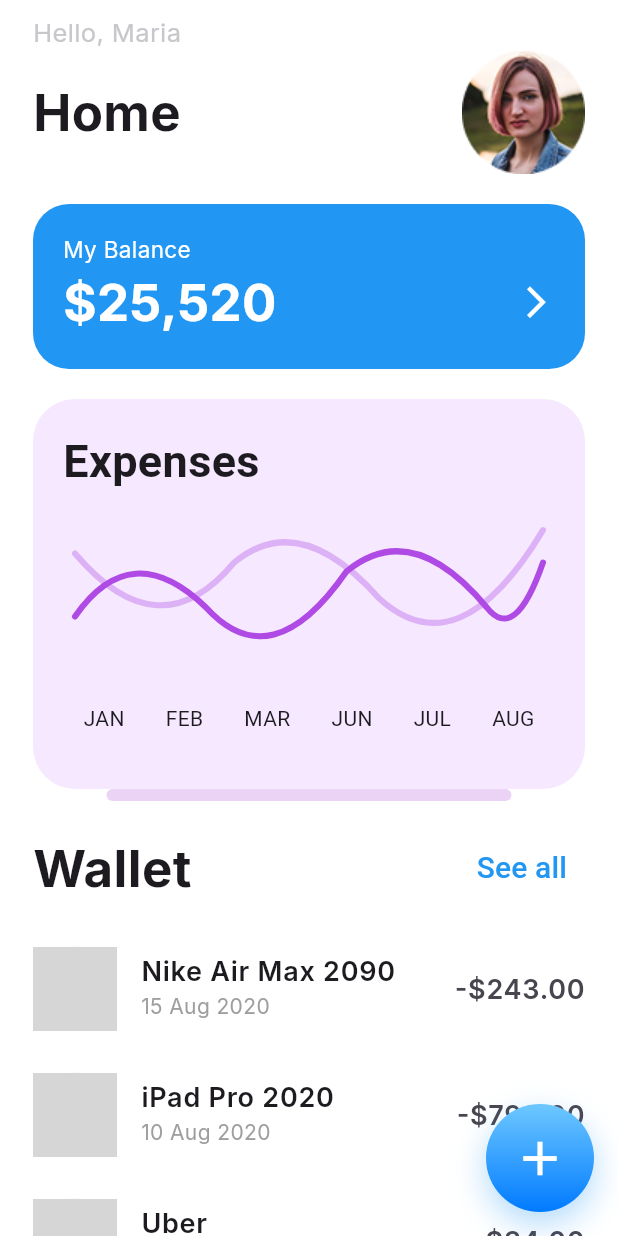
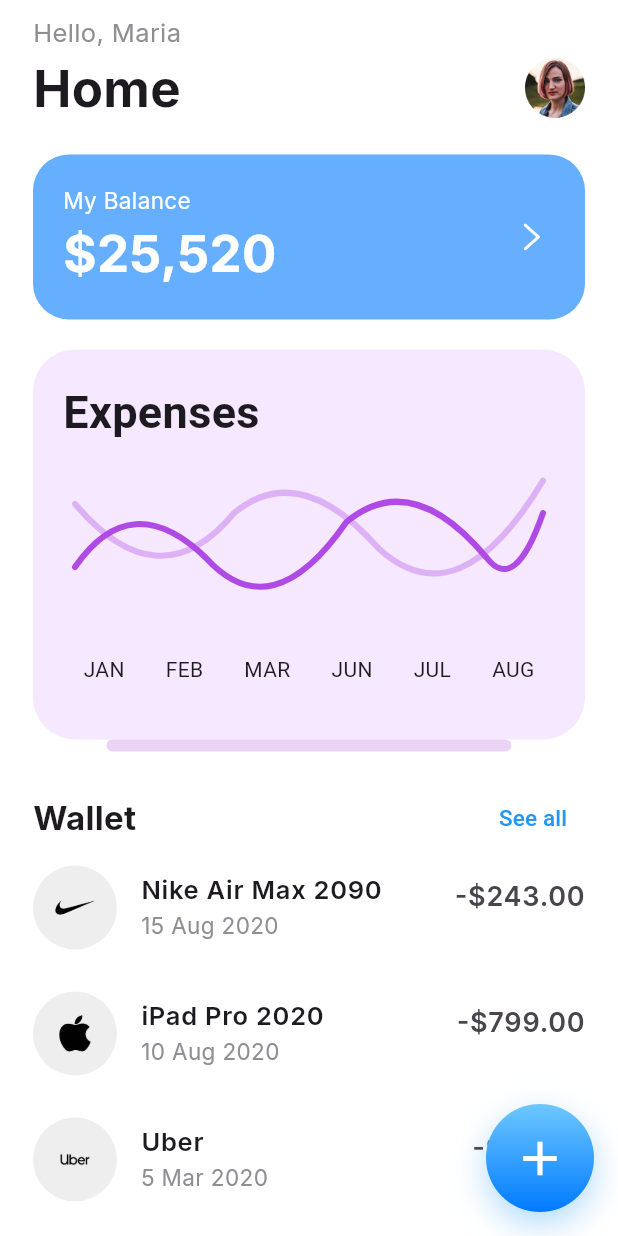
Before and after one commit to sammyweb22/clothing_flutter, a Flutter app: the ReceiptScreen screen opened by its route, after a tap on "Home", on a phone screen of 412 x 824 dp. Run offline on Flutter 3.47's test engine with Material 3 defaults, Android fonts, the light colour scheme and no system bars; our stand-ins replace flutter_svg, gap, google_fonts; grey boxes are pictures that could not be loaded.

Commit message:
Update home screen and wallet widgets
Convert HomeScreen to StatefulWidget with balance visibility toggle, and tweak get_started, buttons, transactions, and wallet_header widgets.

```diff
--- a/lib/get_started.dart
+++ b/lib/get_started.dart
@@ -46,18 +46,21 @@
                     const Gap(40),
                     Image.asset("assets/images/expenio.png"),
                     const Gap(40),
-                    Text(
-                      'Going cashless has never been this easier with the world’s most leading expense manager.',
-                      textAlign: TextAlign.center,
-                      style: GoogleFonts.inter(
-                        fontSize: 17,
-                        color: Color(0xFFAEAEB2),
+                    Padding(
+                      padding: const EdgeInsets.symmetric(horizontal: 5.0),
+                      child: Text(
+                        'Going cashless has never been this easier with the world’s most leading expense manager.',
+                        textAlign: TextAlign.center,
+                        style: GoogleFonts.inter(
+                          fontSize: 17,
+                          color: Color(0xFFAEAEB2),
+                        ),
                       ),
                     ),
                     Spacer(),
                     // TextButton(onPressed: () => {}, child: Text('Get Started')),
                     CustomButton(
-                      title: "Get started",
+                      title: "Get Started",
                       onPressed: () {
                         Navigator.pushReplacementNamed(context, '/home');
                       },
--- a/lib/home_screen.dart
+++ b/lib/home_screen.dart
@@ -1,4 +1,6 @@
 import 'package:flutter/material.dart';
+import 'package:flutter_svg/flutter_svg.dart';
+import 'package:gap/gap.dart';
 import 'package:google_fonts/google_fonts.dart';
 import 'widgets/home_header.dart';
 import 'widgets/transactions.dart';
@@ -6,8 +8,15 @@
 import 'widgets/transaction_data.dart';
 import 'widgets/graph_painter.dart';
 
-class HomeScreen extends StatelessWidget {
+class HomeScreen extends StatefulWidget {
   const HomeScreen({super.key});
+
+  @override
+  State<HomeScreen> createState() => _HomeScreenState();
+}
+
+class _HomeScreenState extends State<HomeScreen> {
+  bool hiddenAmount = false;
 
   @override
   Widget build(BuildContext context) {
@@ -59,31 +68,32 @@
           child: Column(
             crossAxisAlignment: CrossAxisAlignment.start,
             children: [
-              const SizedBox(height: 10),
+
+              const Gap(10),
 
               // Header
-              const HomeHeader(),
+              homeHeader(),
 
-              const SizedBox(height: 20),
+              const Gap(20),
 
               // BALANCE
               Container(
-                height: 110,
+                padding: const EdgeInsets.symmetric(
+                  horizontal: 20,
+                  vertical: 20,
+                ),
                 width: double.infinity,
                 decoration: BoxDecoration(
                   borderRadius: BorderRadius.circular(24),
-                  color: Colors.blue,
+                  color: Color(0XFF007AFF).withOpacity(.6),
                 ),
-                child: Padding(
-                  padding: const EdgeInsets.symmetric(
-                    horizontal: 20,
-                    vertical: 10,
-                  ),
-                  child: Column(
+                child: Row(
+                  mainAxisAlignment: MainAxisAlignment.spaceBetween,
+                  children: [
+
+                    Column(
                       crossAxisAlignment: CrossAxisAlignment.start,
                       children: [
-                      const SizedBox(height: 10),
-
                         Text(
                           "My Balance",
                           style: GoogleFonts.inter(
@@ -92,31 +102,33 @@
                           ),
                         ),
 
-                      Row(
-                        mainAxisAlignment: MainAxisAlignment.spaceBetween,
-                        children: [
                         Text(
-                            "\$25,520",
+                          hiddenAmount ? '*****' : "\$25,520",
                           style: GoogleFonts.inter(
                             color: Colors.white,
                             fontSize: 34,
                             fontWeight: FontWeight.w700,
                           ),
                         ),
-
-                          const Icon(
-                            Icons.arrow_forward_ios,
-                            color: Colors.white,
-                            size: 25,
-                          ),
                       ],
                     ),
+
+
+                    InkWell(
+                      child: Container(
+                        padding: EdgeInsets.all(10),
+                          child: SvgPicture.asset('assets/icons/arrow.svg')),
+                      onTap: (){
+                        setState(() {
+                          hiddenAmount =! hiddenAmount;
+                        });
+                      },
+                    )
                   ],
                 ),
               ),
-              ),
 
-              const SizedBox(height: 20),
+              const Gap(20),
 
               // EXPENSES
               Container(
@@ -180,7 +192,7 @@
                 ),
               ),
 
-              const SizedBox(height: 20),
+              const Gap(20),
               // WALLET HEADER
               WalletHeader(
                 onSeeAll: () {
@@ -188,15 +200,42 @@
                 },
               ),
 
-              const SizedBox(height: 20),
               // TRANSACTIONS
               const TransactionList(transactions: transactions),
 
-              const SizedBox(height: 100),
+              const Gap(20),
             ],
           ),
         ),
       ),
     );
   }
+
+  Widget homeHeader(){
+    return Column(
+      crossAxisAlignment: CrossAxisAlignment.start,
+      children: [
+        Text(
+          'Hello, Maria',
+          style: GoogleFonts.inter(
+            fontSize: 17,
+            color: const Color(0xFF8E8E93),
+          ),
+        ),
+        Row(
+          mainAxisAlignment: MainAxisAlignment.spaceBetween,
+          children: [
+            Text(
+              'Home',
+              style: GoogleFonts.inter(
+                fontWeight: FontWeight.w700,
+                fontSize: 34,
+              ),
+            ),
+            Image.asset('assets/images/user.png', height: 40),
+          ],
+        ),
+      ],
+    );
   }
+}
--- a/lib/widgets/buttons.dart
+++ b/lib/widgets/buttons.dart
@@ -12,9 +12,10 @@
       width: double.infinity,
       height: 60,
       decoration: BoxDecoration(
-        borderRadius: BorderRadius.circular(20),
+        borderRadius: BorderRadius.circular(14),
         gradient: const LinearGradient(
-          colors: [Color(0xFF35B8FF), Color(0xFF007AFF)],
+          colors: [Color(0xFF12B0F8), Color(0xFF007AFF)],
+          // colors: [Color(0xFF35B8FF), Color(0xFF007AFF)],
           begin: Alignment.topCenter,
           end: Alignment.bottomCenter,
         ),
@@ -26,14 +27,14 @@
           shadowColor: Colors.transparent,
           elevation: 0,
           shape: RoundedRectangleBorder(
-            borderRadius: BorderRadius.circular(20),
+            borderRadius: BorderRadius.circular(14),
           ),
         ),
         child: Text(
           title,
           style: const TextStyle(
-            fontSize: 24,
-            fontWeight: FontWeight.w500,
+            fontSize: 17,
+            fontWeight: FontWeight.w400,
             color: Colors.white,
           ),
         ),
--- a/lib/widgets/transactions.dart
+++ b/lib/widgets/transactions.dart
@@ -1,4 +1,5 @@
 import 'package:flutter/material.dart';
+import 'package:flutter_svg/flutter_svg.dart';
 import 'package:google_fonts/google_fonts.dart';
 
 class TransactionTile extends StatelessWidget {
@@ -26,19 +27,26 @@
         leading: CircleAvatar(
           radius: 28,
           backgroundColor: Colors.grey.shade200,
-          backgroundImage: AssetImage(image),
+          child: Image.asset(image, width: 32),
         ),
         title: Text(
           title,
-          style: GoogleFonts.inter(fontSize: 18, fontWeight: FontWeight.w600),
+          style: GoogleFonts.inter(fontSize: 17, fontWeight: FontWeight.w600),
         ),
         subtitle: Text(
           date,
-          style: GoogleFonts.inter(fontSize: 14, color: Colors.grey),
+          style: GoogleFonts.inter(fontSize: 15, color: Color(0XFF8E8E93)),
         ),
-        trailing: Text(
-          amount,
-          style: GoogleFonts.inter(fontSize: 18, fontWeight: FontWeight.w600),
+        trailing: Container(
+          padding: EdgeInsets.only(top: 7),
+          child: Column(
+            children: [
+              Text(
+                amount,
+                style: GoogleFonts.inter(fontSize: 18, fontWeight: FontWeight.w600),
+              ),
+            ],
+          ),
         ),
       ),
     );
--- a/lib/widgets/wallet_header.dart
+++ b/lib/widgets/wallet_header.dart
@@ -1,4 +1,5 @@
 import 'package:flutter/material.dart';
+import 'package:flutter_svg/flutter_svg.dart';
 import 'package:google_fonts/google_fonts.dart';
 
 class WalletHeader extends StatelessWidget {
@@ -14,7 +15,7 @@
       children: [
         Text(
           "Wallet",
-          style: GoogleFonts.inter(fontWeight: FontWeight.w700, fontSize: 34),
+          style: GoogleFonts.inter(fontWeight: FontWeight.w700, fontSize: onSeeAll != null ? 22 : 34),
         ),
 
         if (onSeeAll != null)
@@ -22,18 +23,14 @@
             onPressed: onSeeAll,
             child: const Text(
               "See all",
-              style: TextStyle(color: Colors.blue, fontSize: 20),
+              style: TextStyle(color: Colors.blue, fontSize: 15),
             ),
           ),
 
         if (onAdd != null)
-          GestureDetector(
+          InkWell(
             onTap: onAdd,
-            child: const Icon(
-              Icons.add_circle_outline,
-              color: Colors.blue,
-              size: 34,
-            ),
+            child: SvgPicture.asset('assets/icons/add-icon.svg'),
           ),
       ],
     );
```
Also changed, not shown: assets/images/apple.png (added), assets/images/nike.png (added), assets/images/uber.png (added), pubspec.lock, 6 other files. Lines whose indentation alone changed are shown as unchanged.
